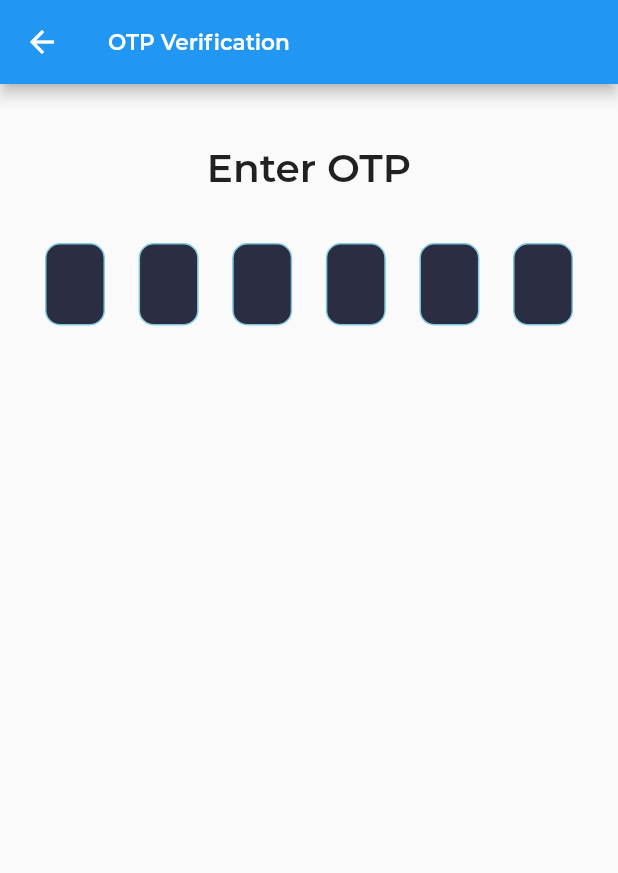
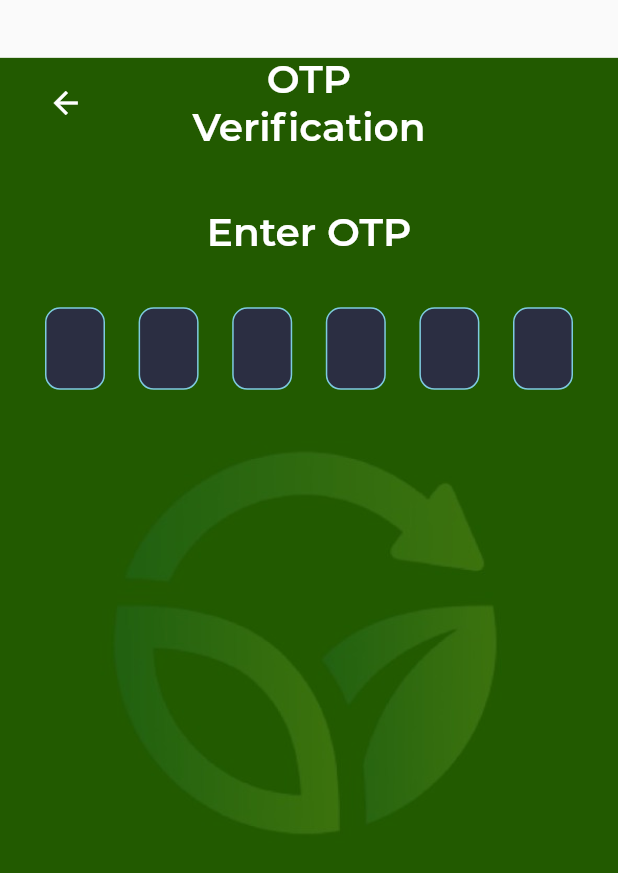
Before and after one commit to rounak610/oxon_app, a Flutter app: the screen it shows after launch, after a tap on "Send OTP", on a phone screen of 412 x 824 dp. Shown: the top 873 px of the screen. Run offline on Flutter 3.47's test engine with Material 2 defaults, Android fonts, the phone set to English and light mode, and no system bars; our stand-ins replace camera, cloud_firestore, firebase_auth, firebase_core, google_maps_flutter, location and 3 more; accounts and stored records are empty; network calls fail; project files that could hold a hidden picture were left out.

Commit message:
OTP screen done

```diff
--- a/lib/pages/otpscreen.dart
+++ b/lib/pages/otpscreen.dart
@@ -5,6 +5,8 @@ import 'package:firebase_auth/firebase_auth.dart';
 
 import 'package:oxon_app/pages/welcome_pg.dart';
 import 'package:pinput/pin_put/pin_put.dart';
+import 'package:oxon_app/widgets/Appbar_otpscreen.dart';
+import 'package:oxon_app/theme/app_theme.dart';
 
 class OTPScreen extends StatefulWidget {
   final String phone;
@@ -29,25 +31,29 @@ class _OTPScreenState extends State<OTPScreen> {
   Widget build(BuildContext context) {
     return Scaffold(
         key: _scaffoldkey,
-      appBar: AppBar(
-        title: Text('OTP Verification'),
+        appBar: AppBarotpscreen(context, "OTP Verification"),
+        body: Stack(children: [
+          Container(
+            decoration: BoxDecoration(
+                image: DecorationImage(
+                    image: AssetImage("assets/images/products_pg_bg.png"),
+                    fit: BoxFit.cover)),
           ),
-      body: Column(
+          Column(
             children: [
               Container(
                 margin: EdgeInsets.only(top: 40),
                 child: Center(
-              child: Text(
-                'Enter OTP',
-                style: TextStyle(fontWeight: FontWeight.bold, fontSize: 26),
-              ),
+                  child: Text('Enter OTP',
+                      style: AppTheme.define().textTheme.headline1),
                 ),
               ),
               Padding(
                 padding: const EdgeInsets.all(30.0),
                 child: PinPut(
                   fieldsCount: 6,
-              textStyle: const TextStyle(fontSize: 25.0, color: Colors.white),
+                  textStyle:
+                      const TextStyle(fontSize: 25.0, color: Colors.white),
                   eachFieldWidth: 40.0,
                   eachFieldHeight: 55.0,
                   focusNode: _pinPutFocusNode,
@@ -74,14 +80,15 @@ class _OTPScreenState extends State<OTPScreen> {
                       FocusScope.of(context).unfocus();
                       _scaffoldkey.currentState
                           // ignore: deprecated_member_use
-                      ?.showSnackBar(SnackBar(content: Text('invalid OTP')));
+                          ?.showSnackBar(
+                              SnackBar(content: Text('invalid OTP')));
                     }
                   },
                 ),
               )
             ],
           ),
-    );
+        ]));
   }
 
   _verifyPhone() async {
--- /dev/null
+++ b/lib/widgets/Appbar_otpscreen.dart
@@ -0,0 +1,42 @@
+import 'package:flutter/material.dart';
+import 'package:oxon_app/size_config.dart';
+import 'package:oxon_app/theme/app_theme.dart';
+
+PreferredSizeWidget AppBarotpscreen(BuildContext context, String title,
+    [List<Widget>? actions]) {
+  final toolBarHeight = SizeConfig.screenHeight > 600
+      ? 12 * SizeConfig.responsiveMultiplier +
+          3 * SizeConfig.responsiveMultiplier
+      : 12 * SizeConfig.responsiveMultiplier;
+  final actionsSize = 13.3 * SizeConfig.responsiveMultiplier;
+
+  return PreferredSize(
+    preferredSize: Size.fromHeight(toolBarHeight),
+    child: Container(
+      margin: SizeConfig.screenHeight > 600
+          ? EdgeInsets.only(top: 5.85 * SizeConfig.responsiveMultiplier)
+          : EdgeInsets.all(0),
+      child: AppBar(
+        toolbarHeight: toolBarHeight,
+        actions: actions != null
+            ? actions
+            : [
+                Container(
+                  width: actionsSize,
+                  height: actionsSize,
+                )
+              ],
+        leadingWidth: actionsSize,
+        bottomOpacity: 0,
+        centerTitle: true,
+        elevation: 0,
+        backgroundColor: Color.fromARGB(255, 34, 90, 0),
+        title: RichText(
+          textAlign: TextAlign.center,
+          text: TextSpan(
+              text: title, style: AppTheme.define().textTheme.headline1),
+        ),
+      ),
+    ),
+  );
+}
```
Lines whose indentation alone changed are shown as unchanged.
